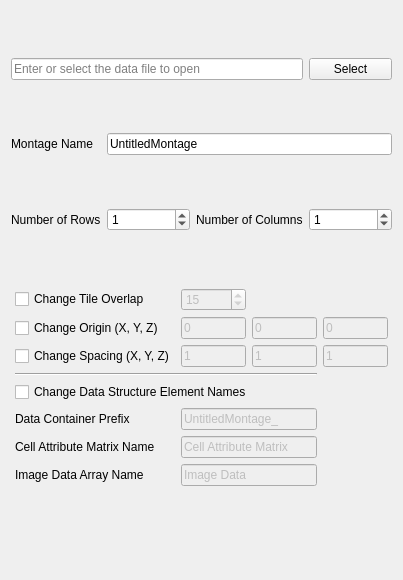
Before: the Qt Designer form SIMPLVtkLib/Wizards/ImportMontage/UI_Files/EnterFijiDataPage.ui in tplatt77/SIMPLVtkLib, drawn with Qt 5.
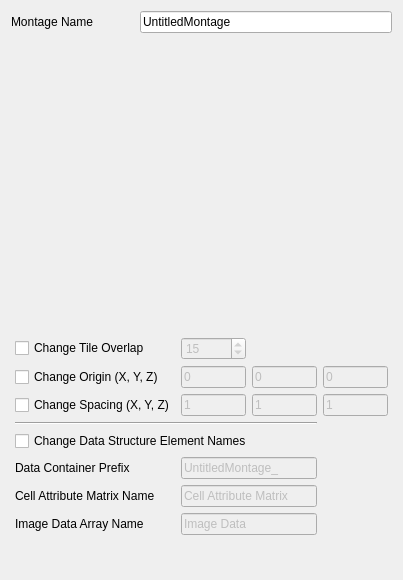
After: the same form once the commit is applied. Custom widgets are drawn as their Qt base class.

Commit message: Adding FijiListWidget to the Fiji wizard page. Similar to the RobometListWidget, this allows the user to build up the paths to the images that the program will read using the Fiji file.

Diff of the .ui file:
```diff
--- a/SIMPLVtkLib/Wizards/ImportMontage/UI_Files/EnterFijiDataPage.ui
+++ b/SIMPLVtkLib/Wizards/ImportMontage/UI_Files/EnterFijiDataPage.ui
@@ -13,11 +13,11 @@
   <property name="windowTitle">
    <string>WizardPage</string>
   </property>
-  <layout class="QGridLayout" name="gridLayout" columnstretch="0,0,0,0">
+  <layout class="QGridLayout" name="gridLayout" columnstretch="0,0,0">
    <property name="sizeConstraint">
     <enum>QLayout::SetDefaultConstraint</enum>
    </property>
-   <item row="4" column="0" colspan="4">
+   <item row="3" column="0" colspan="3">
     <layout class="QGridLayout" name="advancedGridLayout">
      <property name="leftMargin">
       <number>4</number>
@@ -192,21 +192,7 @@
      </item>
     </layout>
    </item>
-   <item row="3" column="2">
-    <widget class="QLabel" name="label_2">
-     <property name="text">
-      <string>Number of Columns</string>
-     </property>
-    </widget>
-   </item>
-   <item row="3" column="1">
-    <widget class="QSpinBox" name="numOfRowsSB">
-     <property name="value">
-      <number>1</number>
-     </property>
-    </widget>
-   </item>
-   <item row="5" column="0" colspan="4">
+   <item row="4" column="0" colspan="3">
     <spacer name="verticalSpacer">
      <property name="orientation">
       <enum>Qt::Vertical</enum>
@@ -222,50 +208,33 @@
      </property>
     </spacer>
    </item>
-   <item row="3" column="0">
-    <widget class="QLabel" name="label">
-     <property name="text">
-      <string>Number of Rows</string>
-     </property>
-    </widget>
-   </item>
-   <item row="1" column="3">
-    <widget class="QPushButton" name="selectButton">
-     <property name="text">
-      <string>Select</string>
-     </property>
-    </widget>
-   </item>
-   <item row="1" column="0" colspan="3">
-    <widget class="QLineEdit" name="dataFileLE">
-     <property name="placeholderText">
-      <string>Enter or select the data file to open</string>
-     </property>
-    </widget>
-   </item>
-   <item row="3" column="3">
-    <widget class="QSpinBox" name="numOfColsSB">
-     <property name="value">
-      <number>1</number>
-     </property>
-    </widget>
-   </item>
-   <item row="2" column="0">
+   <item row="1" column="0">
     <widget class="QLabel" name="label_17">
      <property name="text">
       <string>Montage Name</string>
      </property>
     </widget>
    </item>
-   <item row="2" column="1" colspan="3">
+   <item row="1" column="1" colspan="2">
     <widget class="QLineEdit" name="montageNameLE">
      <property name="text">
       <string>UntitledMontage</string>
      </property>
     </widget>
    </item>
+   <item row="2" column="0" colspan="3">
+    <widget class="FijiListWidget" name="fijiListWidget" native="true"/>
+   </item>
   </layout>
  </widget>
+ <customwidgets>
+  <customwidget>
+   <class>FijiListWidget</class>
+   <extends>QWidget</extends>
+   <header>FijiListWidget.h</header>
+   <container>1</container>
+  </customwidget>
+ </customwidgets>
  <tabstops>
   <tabstop>dataFileLE</tabstop>
   <tabstop>selectButton</tabstop>
```
Left out of the diff: 4 changed lines with no effect on the pictures. The commit also changes 7 other files.
